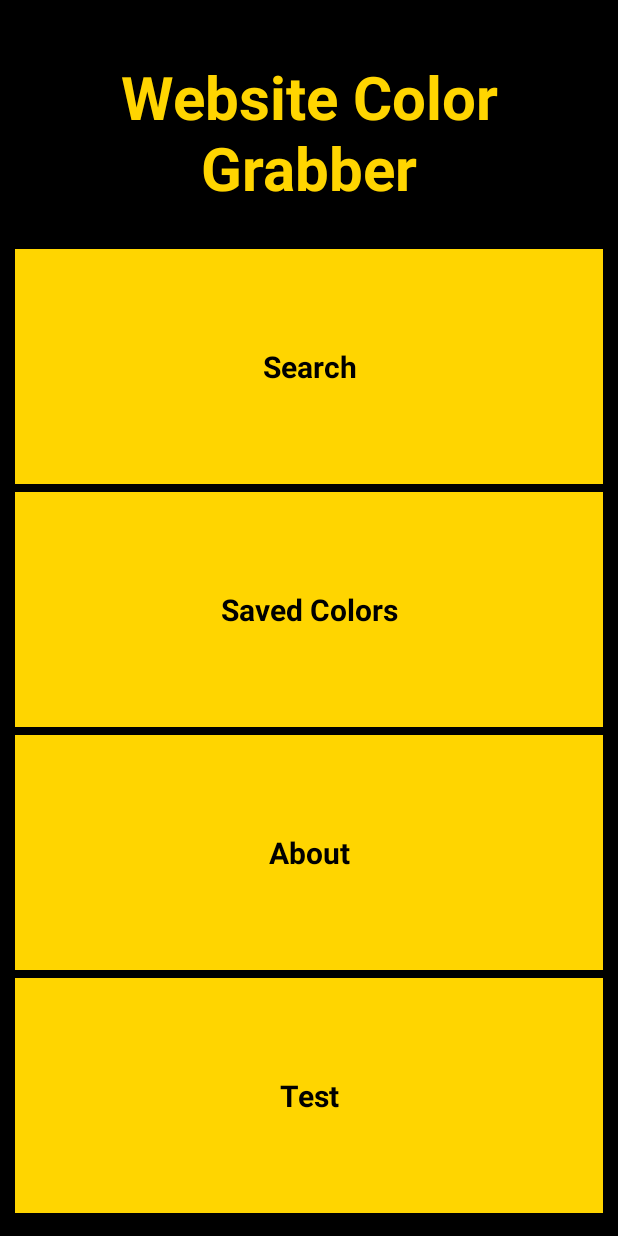
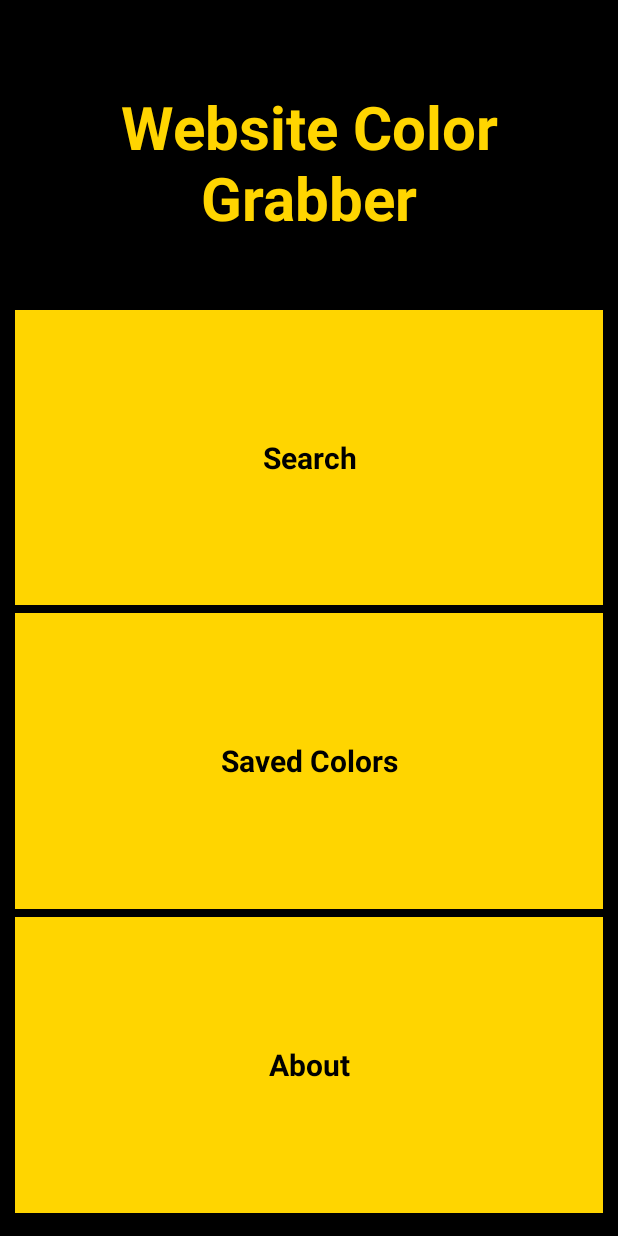
Before and after one commit to KevinMulkearn/SiteColorGrabber, an Android app: the screen it shows after launch (MainActivity), on a phone screen of 412 x 824 dp. Run offline under Robolectric (Android 15) with nearby library versions, the phone set to English and light mode, and no system bars.

Commit message:
bug fixes.

```diff
--- a/app/src/main/java/com/mulkearn/kevin/sitecolorgrabber/MainActivity.java
+++ b/app/src/main/java/com/mulkearn/kevin/sitecolorgrabber/MainActivity.java
@@ -31,9 +31,4 @@ public class MainActivity extends AppCompatActivity {
         overridePendingTransition(R.anim.fade_in, R.anim.fade_out);
     }
 
-    public void startTestActivity(View view) {
-        Intent i_test = new Intent(this, TestActivity.class);
-        startActivity(i_test);
-        overridePendingTransition(R.anim.fade_in, R.anim.fade_out);
-    }
 }
--- a/app/src/main/java/com/mulkearn/kevin/sitecolorgrabber/SearchActivity.java
+++ b/app/src/main/java/com/mulkearn/kevin/sitecolorgrabber/SearchActivity.java
@@ -125,7 +125,7 @@ public class SearchActivity extends AppCompatActivity {
         MenuInflater inflater = getMenuInflater();
         inflater.inflate(R.menu.menu_search, menu);
         String address = formatAddress(siteAddress);
-        if (pingUrl(address) == false){
+        if (!pingUrl(address)){
             menu.getItem(0).setVisible(false);
         } else {
             menu.getItem(0).setVisible(true);
--- a/app/src/main/java/com/mulkearn/kevin/sitecolorgrabber/WebPageActivity.java
+++ b/app/src/main/java/com/mulkearn/kevin/sitecolorgrabber/WebPageActivity.java
@@ -40,7 +40,7 @@ public class WebPageActivity extends AppCompatActivity {
     @Override
     protected void onCreate(Bundle savedInstanceState) {
         super.onCreate(savedInstanceState);
-        setContentView(R.layout.activity_test);
+        setContentView(R.layout.activity_web_page);
 
         pageScrollView = (ScrollView) findViewById(R.id.pageScrollView);
         websiteView = (WebView) findViewById(R.id.websiteView);
--- a/app/src/main/res/layout/activity_main.xml
+++ b/app/src/main/res/layout/activity_main.xml
@@ -58,17 +58,4 @@
         android:textStyle="bold"
         android:textColor="#000000"/>
 
-    <TextView
-        android:layout_width="match_parent"
-        android:layout_height="0dp"
-        android:layout_marginBottom="5dp"
-        android:layout_weight="1"
-        android:background="#FFD500"
-        android:gravity="center_horizontal|center_vertical"
-        android:onClick="startTestActivity"
-        android:text="Test"
-        android:textSize="20sp"
-        android:textStyle="bold"
-        android:textColor="#000000"/>
-
 </LinearLayout>
--- a/app/src/main/res/values/strings.xml
+++ b/app/src/main/res/values/strings.xml
@@ -15,7 +15,9 @@
         on any color to save it in your app.\n
         2. If the color you are looking for is not here, select the
         Page Viewer option for the options menu. Wait for the page
-        to fully load. Once the page has fully loaded, simply
+        to fully load. Once the page has fully loaded, you can scroll
+        down through its content. To save a color you must first
+        lock the the view, then simply
         tap anywhere on the web page to choose your color.
         If you are happy with the color, tap on the save icon
         in the top right corner to save it.\n
```
Also changed, not shown: app/src/main/java/com/mulkearn/kevin/sitecolorgrabber/TestActivity.java (deleted, +0 -15 lines), app/src/main/res/layout/activity_search.xml (+6 -3 lines), app/src/main/res/layout/activity_test.xml (deleted, +0 -11 lines).
